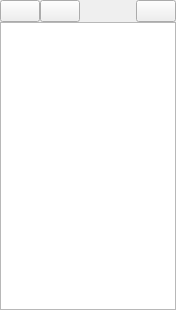
Old version of the form src/moonweb/moonplaylist.ui in the repository kitech/smplayer.
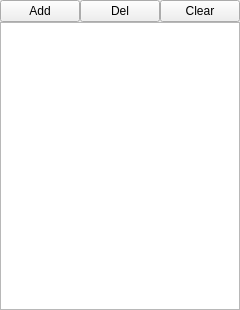
New version of the form.

What changed in the file:
```diff
--- a/src/moonweb/moonplaylist.ui
+++ b/src/moonweb/moonplaylist.ui
@@ -29,10 +29,18 @@
       <number>0</number>
      </property>
      <item>
-      <widget class="QPushButton" name="addButton"/>
+      <widget class="QPushButton" name="addButton">
+       <property name="text">
+        <string>Add</string>
+       </property>
+      </widget>
      </item>
      <item>
-      <widget class="QPushButton" name="delButton"/>
+      <widget class="QPushButton" name="delButton">
+       <property name="text">
+        <string>Del</string>
+       </property>
+      </widget>
      </item>
      <item>
       <spacer name="horizontalSpacer">
@@ -48,7 +56,11 @@
       </spacer>
      </item>
      <item>
-      <widget class="QPushButton" name="clearButton"/>
+      <widget class="QPushButton" name="clearButton">
+       <property name="text">
+        <string>Clear</string>
+       </property>
+      </widget>
      </item>
     </layout>
    </item>
```
